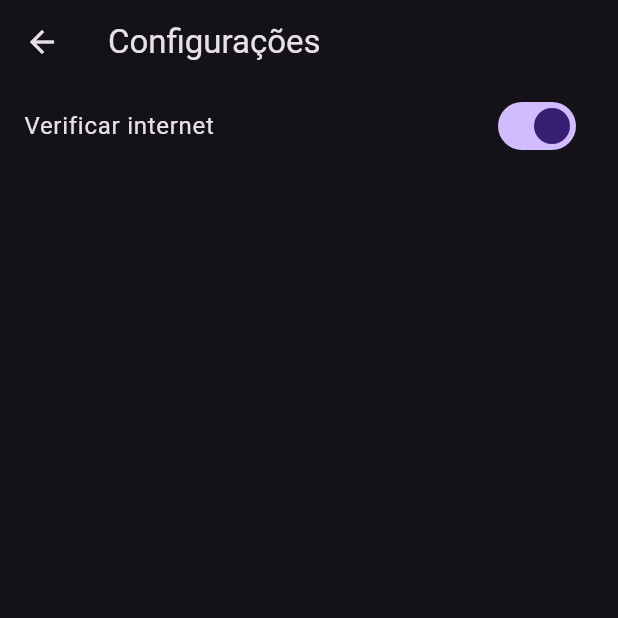
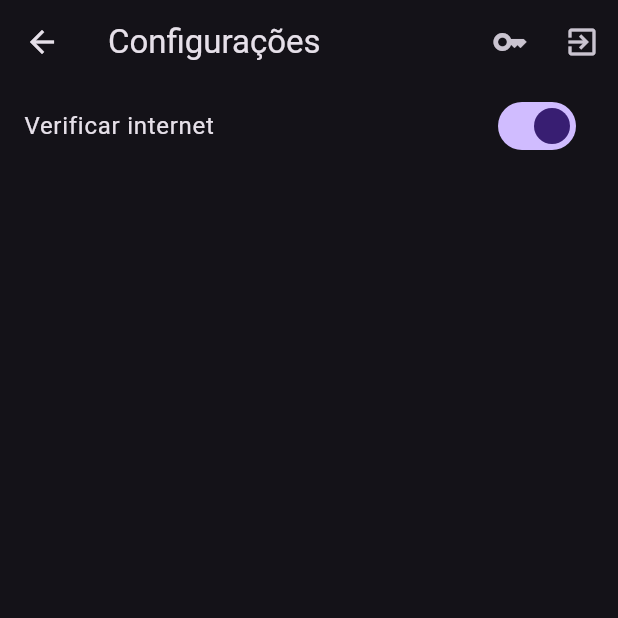
Before and after one commit to LuanRoger/todo_sync, a Flutter app: the screen it shows once a user with an empty profile is signed in, after a tap on the "settings" icon, on a phone screen of 412 x 824 dp, the top half of it. Run offline on Flutter 3.47's test engine with Material 3 defaults, Android fonts, the phone set to English and light mode, and no system bars; our stand-ins replace connectivity_plus, firebase_auth, firebase_core, flutter_riverpod, freezed_annotation, go_router and 2 more; accounts and stored records are empty; generated files the repository leaves out were written again; network calls fail.

Commit message:
feat: create icon placeholder and move actions to settings

```diff
--- a/lib/app/pages/home_page/home_page.dart
+++ b/lib/app/pages/home_page/home_page.dart
@@ -2,11 +2,10 @@ import 'package:fire_auth_server_client/app/consumer_widgets/net_connection_stat
 import 'package:fire_auth_server_client/app/pages/home_page/add_todo_dialog.dart';
 import 'package:fire_auth_server_client/app/router/pages_routes_name.dart';
 import 'package:fire_auth_server_client/app/widgets/list_tile/todo_list_tile.dart';
+import 'package:fire_auth_server_client/app/widgets/placeholders/no_items_placeholder.dart';
 import 'package:fire_auth_server_client/models/todo_model.dart';
-import 'package:fire_auth_server_client/providers/auth_provider.dart';
 import 'package:fire_auth_server_client/providers/todo_provider.dart';
 import 'package:flutter/material.dart';
-import 'package:flutter/services.dart';
 import 'package:flutter_riverpod/flutter_riverpod.dart';
 import 'package:go_router/go_router.dart';
 
@@ -16,7 +15,6 @@ class HomePage extends ConsumerWidget {
   @override
   Widget build(BuildContext context, WidgetRef ref) {
     final textTheme = Theme.of(context).textTheme;
-    final user = ref.read(authProvider);
     final todos = ref.watch(todoProvider);
 
     return Scaffold(
@@ -27,32 +25,6 @@ class HomePage extends ConsumerWidget {
           child: NetConnectionStateBanner(),
         ),
         actions: [
-          IconButton(
-            icon: const Icon(Icons.key),
-            onPressed: () async {
-              final token = await user?.getIdToken();
-              if (token == null) {
-                return;
-              }
-
-              final data = ClipboardData(text: token);
-              Clipboard.setData(data);
-              if (context.mounted) {
-                ScaffoldMessenger.of(context).showSnackBar(
-                  const SnackBar(
-                    content: Text(
-                      "Token do usuário copiado para a área de transferencia",
-                    ),
-                  ),
-                );
-              }
-            },
-          ),
-          IconButton(
-            onPressed: () async =>
-                await ref.read(authProvider.notifier).signOut(),
-            icon: const Icon(Icons.exit_to_app),
-          ),
           IconButton(
             onPressed: () => context.pushNamed(PagesRoutesName.settings),
             icon: const Icon(Icons.settings),
@@ -116,15 +88,7 @@ class _HomePageBody extends StatelessWidget {
   @override
   Widget build(BuildContext context) {
     if (data.isEmpty) {
-      return const Center(
-        child: Column(
-          mainAxisSize: MainAxisSize.min,
-          children: [
-            Icon(Icons.error),
-            Text("Não há itens"),
-          ],
-        ),
-      );
+      return const NoItemsPlaceholder();
     }
 
     return RefreshIndicator(
--- a/lib/app/pages/settings_page.dart
+++ b/lib/app/pages/settings_page.dart
@@ -1,16 +1,45 @@
 import 'package:fire_auth_server_client/app/consumer_widgets/settings/settings_preferences.dart';
+import 'package:fire_auth_server_client/providers/auth_provider.dart';
 import 'package:flutter/material.dart';
+import 'package:flutter/services.dart';
+import 'package:flutter_riverpod/flutter_riverpod.dart';
 
-class SettingsPage extends StatelessWidget {
+class SettingsPage extends ConsumerWidget {
   const SettingsPage({super.key});
 
   @override
-  Widget build(BuildContext context) {
+  Widget build(BuildContext context, WidgetRef ref) {
     return Scaffold(
-      appBar: AppBar(
-        title: const Text("Configurações"),
-      ),
-      body: const SettingsPreferences()
+      appBar: AppBar(title: const Text("Configurações"), actions: [
+        IconButton(
+          icon: const Icon(Icons.key),
+          onPressed: () async {
+            final user = ref.read(authProvider);
+            final token = await user?.getIdToken();
+            if (token == null) {
+              return;
+            }
+
+            final data = ClipboardData(text: token);
+            Clipboard.setData(data);
+            if (context.mounted) {
+              ScaffoldMessenger.of(context).showSnackBar(
+                const SnackBar(
+                  content: Text(
+                    "Token do usuário copiado para a área de transferencia",
+                  ),
+                ),
+              );
+            }
+          },
+        ),
+        IconButton(
+          onPressed: () async =>
+              await ref.read(authProvider.notifier).signOut(),
+          icon: const Icon(Icons.exit_to_app),
+        ),
+      ]),
+      body: const SettingsPreferences(),
     );
   }
 }
--- /dev/null
+++ b/lib/app/widgets/placeholders/no_items_placeholder.dart
@@ -0,0 +1,23 @@
+import 'package:flutter/material.dart';
+
+class NoItemsPlaceholder extends StatelessWidget {
+  const NoItemsPlaceholder({super.key});
+
+  @override
+  Widget build(BuildContext context) {
+    final textTheme = Theme.of(context).textTheme;
+
+    return Center(
+      child: Column(
+        mainAxisSize: MainAxisSize.min,
+        children: [
+          const Icon(Icons.error, size: 50),
+          Text(
+            "Não há itens.",
+            style: textTheme.titleLarge,
+          ),
+        ],
+      ),
+    );
+  }
+}
```
